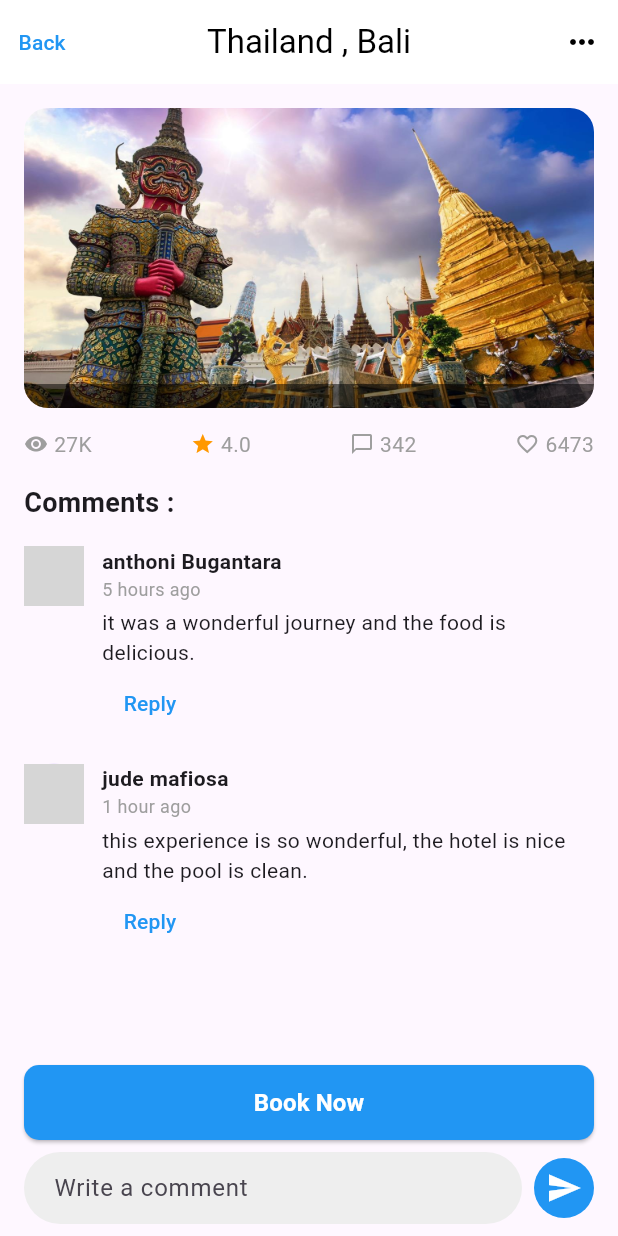
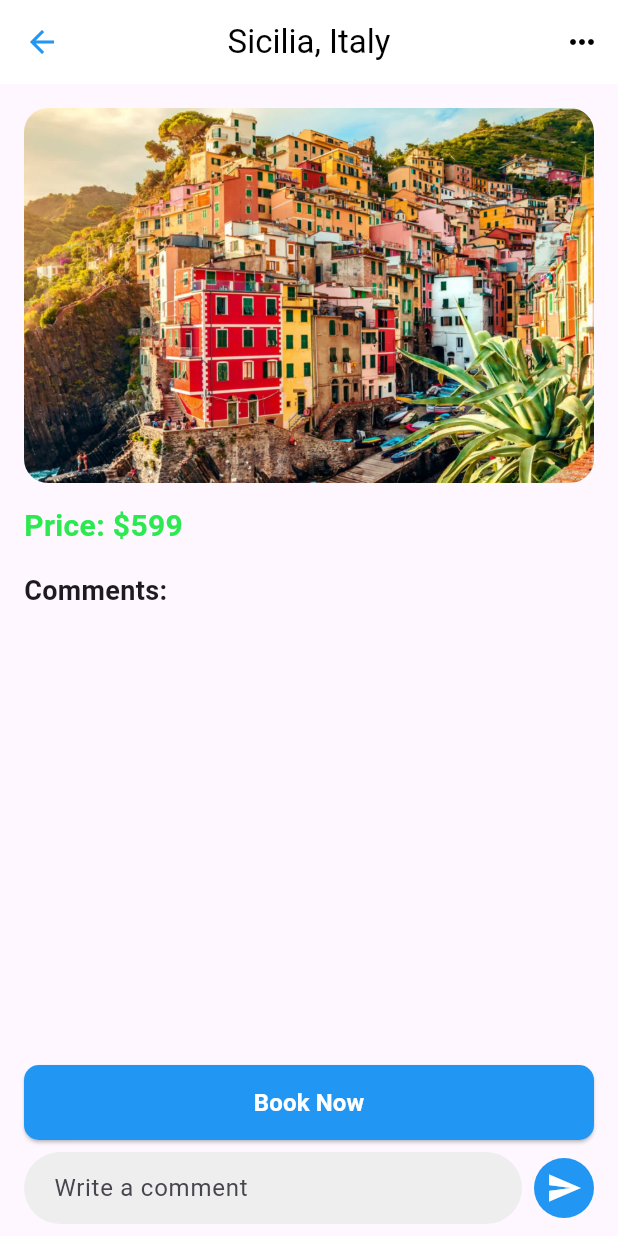
Before and after one commit to mohamedjlaili/TravelMate, a Flutter app: the HomePage screen opened directly, after a tap on "Sicilia, Italy", on a phone screen of 412 x 824 dp. Run offline on Flutter 3.47's test engine with Material 3 defaults, Android fonts, the phone set to English and light mode, and no system bars; our stand-ins replace cloud_firestore, curved_navigation_bar, firebase_auth, firebase_core, fluttertoast; accounts and stored records are empty; grey boxes are pictures that could not be loaded.

Commit message:
Your descriptive commit message

```diff
--- a/lib/Destination.dart
+++ b/lib/Destination.dart
@@ -1,25 +1,54 @@
 import 'package:flutter/material.dart';
-import 'package:flutter_app/NavBar.dart';
+import 'package:cloud_firestore/cloud_firestore.dart';
+import 'package:firebase_auth/firebase_auth.dart';
 
-class DetailScreen extends StatelessWidget {
-  const DetailScreen({super.key});
+class DetailScreen extends StatefulWidget {
+  final String title;
+  final String imagePath;
+  final String price;
+
+  const DetailScreen({
+    super.key,
+    required this.title,
+    required this.imagePath,
+    required this.price,
+  });
+
+  @override
+  _DetailScreenState createState() => _DetailScreenState();
+}
+
+class _DetailScreenState extends State<DetailScreen> {
+  final TextEditingController _commentController = TextEditingController();
+
+  Future<void> postComment(String comment) async {
+    if (comment.isEmpty) return;
+
+    try {
+      await FirebaseFirestore.instance.collection('comments').add({
+        'name': FirebaseAuth.instance.currentUser?.displayName ?? "Anonymous",
+        'comment': comment,
+        'timestamp': FieldValue.serverTimestamp(),
+      });
+      _commentController.clear(); // Clear input field after posting
+    } catch (e) {
+      print("Error posting comment: $e");
+    }
+  }
 
   @override
   Widget build(BuildContext context) {
     return Scaffold(
       appBar: AppBar(
-        leading: TextButton(
+        leading: IconButton(
+          icon: const Icon(Icons.arrow_back, color: Colors.blue),
           onPressed: () {
-            Navigator.push(context, MaterialPageRoute(builder: (context) => MainPage()));
+            Navigator.pop(context);
           },
-          child: const Text(
-            "Back",
-            style: TextStyle(color: Colors.blue),
         ),
-        ),
-        title: const Text(
-          "Thailand , Bali",
-          style: TextStyle(color: Colors.black),
+        title: Text(
+          widget.title, // Set the title dynamically
+          style: const TextStyle(color: Colors.black),
         ),
         centerTitle: true,
         actions: [
@@ -36,147 +65,65 @@ class DetailScreen extends StatelessWidget {
         child: Column(
           crossAxisAlignment: CrossAxisAlignment.start,
           children: [
-            // Main Image with Title
-            Stack(
-              alignment: Alignment.bottomLeft,
-              children: [
+            // Destination Image
             ClipRRect(
               borderRadius: BorderRadius.circular(16),
               child: Image.asset(
-                    "assets/tailand.jpg",
+                widget.imagePath, // Use dynamic image path
                 width: double.infinity,
-                    height: 200,
+                height: 250,
                 fit: BoxFit.cover,
               ),
             ),
-                Container(
-                  padding: const EdgeInsets.all(8),
-                  decoration: BoxDecoration(
-                    color: Colors.black.withOpacity(0.5),
-                    borderRadius: const BorderRadius.only(
-                      bottomLeft: Radius.circular(16),
-                      bottomRight: Radius.circular(16),
+            const SizedBox(height: 14),
+
+            // Destination Price
+            Text(
+              "Price: ${widget.price}",
+              style: const TextStyle(
+                fontSize: 20,
+                fontWeight: FontWeight.bold,
+                color: Color.fromARGB(217, 8, 230, 49),
               ),
             ),
-                ),
-              ],
-            ),
-            const SizedBox(height: 14),
-            // Stats Row
-            Row(
-              mainAxisAlignment: MainAxisAlignment.spaceBetween,
-              children: [
-                Row(
-                  children: const [
-                    Icon(Icons.remove_red_eye, size: 16, color: Colors.grey),
-                    SizedBox(width: 4),
-                    Text("27K", style: TextStyle(color: Colors.grey)),
-                  ],
-                ),
-                Row(
-                  children: const [
-                    Icon(Icons.star, size: 16, color: Colors.orange),
-                    SizedBox(width: 4),
-                    Text("4.0", style: TextStyle(color: Colors.grey)),
-                  ],
-                ),
-                Row(
-                  children: const [
-                    Icon(Icons.chat_bubble_outline, size: 16, color: Colors.grey),
-                    SizedBox(width: 4),
-                    Text("342", style: TextStyle(color: Colors.grey)),
-                  ],
-                ),
-                Row(
-                  children: const [
-                    Icon(Icons.favorite_border, size: 16, color: Colors.grey),
-                    SizedBox(width: 4),
-                    Text("6473", style: TextStyle(color: Colors.grey)),
-                  ],
-                ),
-              ],
-            ),
             const SizedBox(height: 16),
+
             // Comments Section
             const Text(
-              "Comments : ",
+              "Comments:",
               style: TextStyle(fontSize: 18, fontWeight: FontWeight.bold),
             ),
             const SizedBox(height: 16),
-            // Comment 1
-            Row(
-              crossAxisAlignment: CrossAxisAlignment.start,
-              children: [
-                const CircleAvatar(
-                  radius: 20,
-                  backgroundImage: AssetImage('assets/user1.jpg'),
-                ),
-                const SizedBox(width: 12),
-                Expanded(
-                  child: Column(
-                    crossAxisAlignment: CrossAxisAlignment.start,
-                    children: [
-                      const Text(
-                        "anthoni Bugantara",
-                        style: TextStyle(fontWeight: FontWeight.bold),
-                      ),
-                      const Text(
-                        "5 hours ago",
-                        style: TextStyle(fontSize: 12, color: Colors.grey),
-                      ),
-                      const SizedBox(height: 4),
-                      const Text("it was a wonderful journey and the food is delicious."),
-                      TextButton(
-                        onPressed: () {},
-                        child: const Text(
-                          "Reply",
-                          style: TextStyle(color: Colors.blue, fontSize: 14),
-                        ),
+
+            // Fetch and Display Comments from Firestore
+            StreamBuilder<QuerySnapshot>(
+              stream: FirebaseFirestore.instance
+                  .collection('comments')
+                  .orderBy('timestamp', descending: true)
+                  .snapshots(),
+              builder: (context, snapshot) {
+                if (!snapshot.hasData) {
+                  return const Center(child: CircularProgressIndicator());
+                }
+
+                var comments = snapshot.data!.docs;
+                return Column(
+                  children: comments.map((doc) {
+                    var data = doc.data() as Map<String, dynamic>;
+                    return _buildComment(
+                      data['name'] ?? "Anonymous",
+                      "Just now", // Timestamp can be formatted later
+                      data['comment'] ?? "",
+                    );
+                  }).toList(),
+                );
+              },
             ),
           ],
         ),
       ),
-              ],
-            ),
-            const SizedBox(height: 16),
-            // Comment 2
-            Row(
-              crossAxisAlignment: CrossAxisAlignment.start,
-              children: [
-                const CircleAvatar(
-                  radius: 20,
-                  backgroundImage: AssetImage('assets/images/user2.jpg'),
-                ),
-                const SizedBox(width: 12),
-                Expanded(
-                  child: Column(
-                    crossAxisAlignment: CrossAxisAlignment.start,
-                    children: [
-                      const Text(
-                        "jude mafiosa",
-                        style: TextStyle(fontWeight: FontWeight.bold),
-                      ),
-                      const Text(
-                        "1 hour ago",
-                        style: TextStyle(fontSize: 12, color: Colors.grey),
-                      ),
-                      const SizedBox(height: 4),
-                      const Text("this experience is so wonderful, the hotel is nice and the pool is clean."),
-                      TextButton(
-                        onPressed: () {},
-                        child: const Text(
-                          "Reply",
-                          style: TextStyle(color: Colors.blue, fontSize: 14),
-                        ),
-                      ),
-                    ],
-                  ),
-                ),
-              ],
-            ),
-          ],
-        ),
-      ),
+
+      // Book Now Button & Comment Box
       bottomNavigationBar: Padding(
         padding: const EdgeInsets.symmetric(horizontal: 16, vertical: 8),
         child: Column(
@@ -207,6 +154,7 @@ class DetailScreen extends StatelessWidget {
               children: [
                 Expanded(
                   child: TextField(
+                    controller: _commentController,
                     decoration: InputDecoration(
                       hintText: "Write a comment",
                       border: OutlineInputBorder(
@@ -224,7 +172,9 @@ class DetailScreen extends StatelessWidget {
                 CircleAvatar(
                   backgroundColor: Colors.blue,
                   child: IconButton(
-                    onPressed: () {},
+                    onPressed: () {
+                      postComment(_commentController.text);
+                    },
                     icon: const Icon(Icons.send, color: Colors.white),
                   ),
                 ),
@@ -235,4 +185,45 @@ class DetailScreen extends StatelessWidget {
       ),
     );
   }
+
+  // Helper function to create comments
+  Widget _buildComment(String name, String time, String comment) {
+    return Padding(
+      padding: const EdgeInsets.symmetric(vertical: 8),
+      child: Row(
+        crossAxisAlignment: CrossAxisAlignment.start,
+        children: [
+          const CircleAvatar(
+            radius: 20,
+            backgroundImage: AssetImage('assets/user_default.jpg'),
+          ),
+          const SizedBox(width: 12),
+          Expanded(
+            child: Column(
+              crossAxisAlignment: CrossAxisAlignment.start,
+              children: [
+                Text(
+                  name,
+                  style: const TextStyle(fontWeight: FontWeight.bold),
+                ),
+                Text(
+                  time,
+                  style: const TextStyle(fontSize: 12, color: Colors.grey),
+                ),
+                const SizedBox(height: 4),
+                Text(comment),
+                TextButton(
+                  onPressed: () {},
+                  child: const Text(
+                    "Reply",
+                    style: TextStyle(color: Colors.blue, fontSize: 14),
+                  ),
+                ),
+              ],
+            ),
+          ),
+        ],
+      ),
+    );
   }
+}
--- a/lib/HomePage.dart
+++ b/lib/HomePage.dart
@@ -157,7 +157,13 @@ class HomePage extends StatelessWidget {
     onTap: () {
       Navigator.push(
         context,
-          MaterialPageRoute(builder: (context) => DetailScreen()),
+        MaterialPageRoute(
+          builder: (context) => DetailScreen(
+            title: title,      // Pass dynamic title
+            imagePath: imagePath,  // Pass dynamic image path
+            price: price,      // Pass dynamic price
+          ),
+        ),
       );
     },
     child: Card(
@@ -195,7 +201,6 @@ class HomePage extends StatelessWidget {
                 child: Row(
                   mainAxisAlignment: MainAxisAlignment.spaceBetween,
                   children: [
-                      // Destination title and price.
                     Column(
                       crossAxisAlignment: CrossAxisAlignment.start,
                       children: [
@@ -218,10 +223,9 @@ class HomePage extends StatelessWidget {
                         ),
                       ],
                     ),
-                      // Heart icon that adds the destination to favorites.
                     GestureDetector(
                       onTap: () {
-                          _addDestinationToFavorites(title, imagePath);
+                        // Handle adding to favorites
                       },
                       child: const Icon(
                         Icons.favorite_border,
@@ -238,4 +242,5 @@ class HomePage extends StatelessWidget {
     ),
   );
 }
+
 }
--- a/lib/NavBar.dart
+++ b/lib/NavBar.dart
@@ -23,10 +23,11 @@ class _MainPageState extends State<MainPage> {
   @override
   void initState() {
     _pages = [
-      HomePage(),
-      DetailScreen(),
-       MyAccountScreen()
-    ];
+  HomePage(),
+  DetailScreen(title: '', price: '', imagePath: ''),
+  MyAccountScreen()
+];
+
     super.initState();
   }
 
--- a/lib/Profile.dart
+++ b/lib/Profile.dart
@@ -160,7 +160,7 @@ class _MyAccountScreenState extends State<MyAccountScreen> {
           children: [
             const CircleAvatar(
               radius: 50,
-              backgroundImage: AssetImage('assets/images/profile.jpg'),
+              backgroundImage: AssetImage('assets/profile.jpg'),
             ),
             const SizedBox(height: 16),
             isLoading
--- a/lib/login.dart
+++ b/lib/login.dart
@@ -106,7 +106,8 @@ class _LoginPageState extends State<LoginPage> {
                   onTap: () {
                     Navigator.push(
                       context,
-                      MaterialPageRoute(builder: (context) => const SignUpPage()),
+                      MaterialPageRoute(
+                          builder: (context) => const SignUpPage()),
                     );
                   },
                   child: const Text(
```
Also changed, not shown: assets/profile.jpg (added), lib/main.dart (line endings or trailing spaces). Lines whose indentation alone changed are shown as unchanged.
